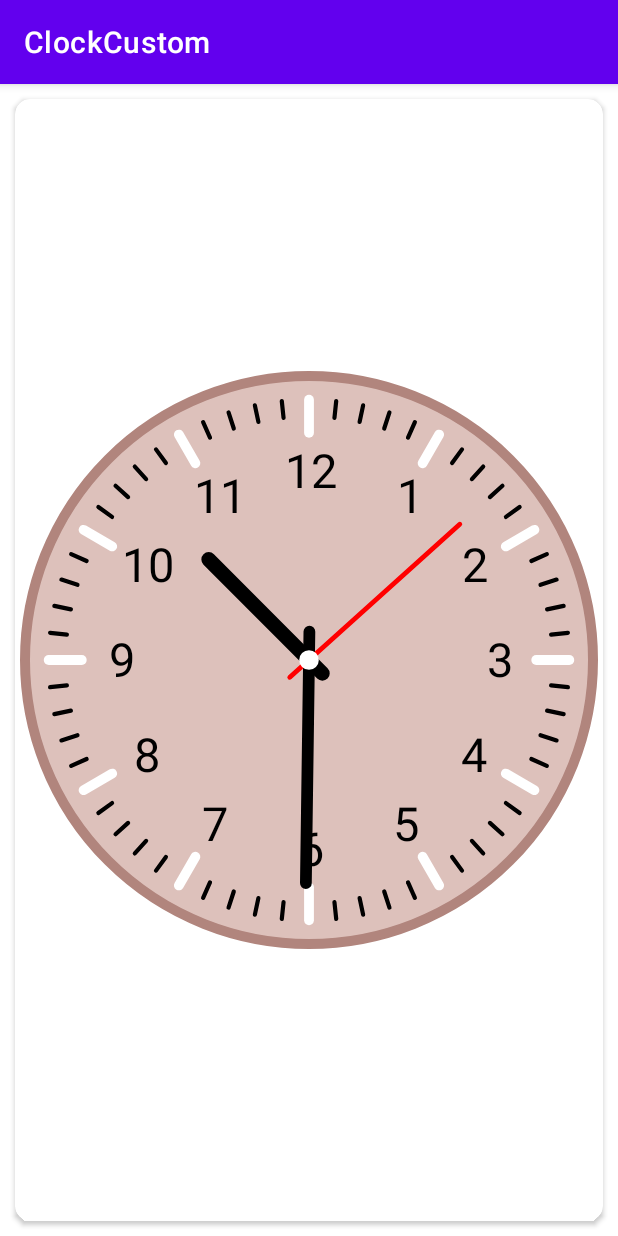
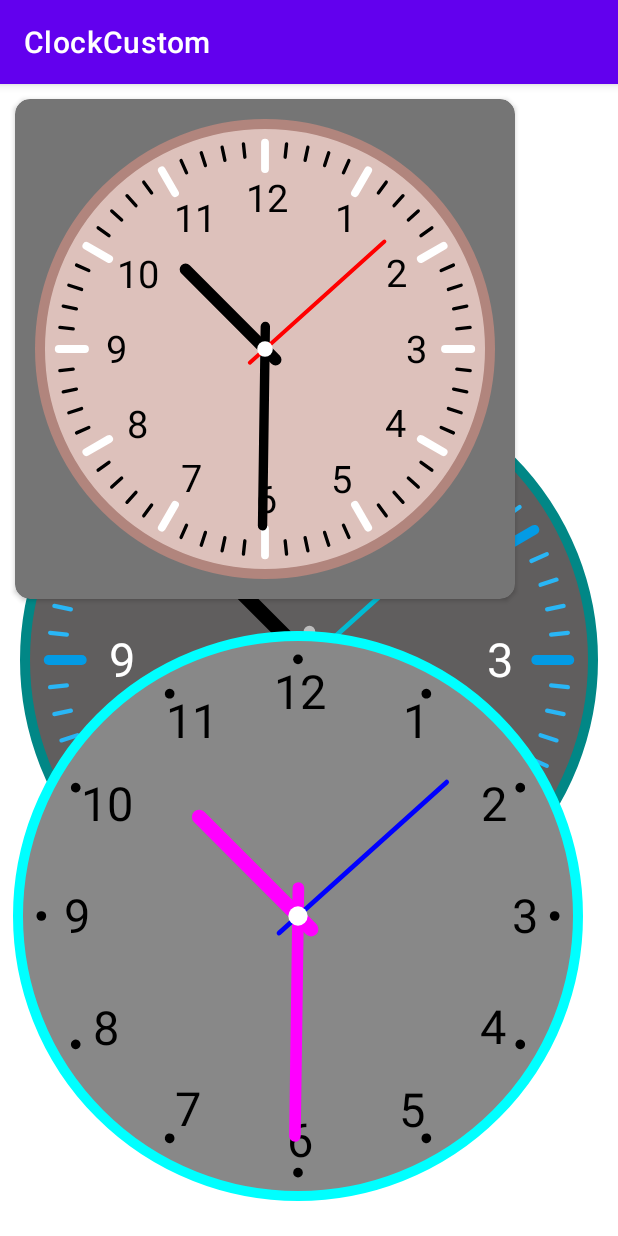
Before and after one commit to JustBeslan/AnalogClock, an Android app: the screen it shows after launch (CustomClockActivity), on a phone screen of 412 x 824 dp. Run offline under Robolectric (Android 15) with nearby library versions, the phone set to English and light mode, and no system bars.

Commit message:
Add several clocks and 2 videos with example works

```diff
--- a/app/src/main/java/my/general/clockcustomview/CustomClockActivity.kt
+++ b/app/src/main/java/my/general/clockcustomview/CustomClockActivity.kt
@@ -1,24 +1,62 @@
 package my.general.clockcustomview
 
+import android.graphics.Color
+import android.os.Bundle
+import android.view.Gravity
+import android.widget.FrameLayout
+import android.widget.Toast
 import androidx.appcompat.app.AppCompatActivity
-import android.os.Bundle
-import android.view.View
-import android.widget.Toast
 
 class CustomClockActivity : AppCompatActivity() {
     override fun onCreate(savedInstanceState: Bundle?) {
         super.onCreate(savedInstanceState)
         setContentView(R.layout.custom_clock_activity)
 
-        val customClock = findViewById<CustomClockView>(R.id.customClockView)
+        val frameLayout = findViewById<FrameLayout>(R.id.frameLayout)
 
-        customClock.setOnLongClickListener {
-            Toast.makeText(applicationContext, "long clicked", Toast.LENGTH_SHORT).show()
+        val customClock1 = findViewById<CustomClockView>(R.id.customClockView1)
+        customClock1.setOnLongClickListener {
+            Toast.makeText(applicationContext, "long clicked Custom Clock View 1", Toast.LENGTH_SHORT).show()
             true
         }
+        customClock1.setOnClickListener {
+            Toast.makeText(applicationContext, "clicked Custom Clock View 1", Toast.LENGTH_SHORT).show()
+        }
 
-        customClock.setOnClickListener {
-            Toast.makeText(applicationContext, "clicked", Toast.LENGTH_SHORT).show()
+        val customClock2 = findViewById<CustomClockView>(R.id.customClockView2)
+        customClock2.setOnLongClickListener {
+            Toast.makeText(applicationContext, "long clicked Custom Clock View 2", Toast.LENGTH_SHORT).show()
+            true
+        }
+        customClock2.setOnClickListener {
+            Toast.makeText(applicationContext, "clicked Custom Clock View 2", Toast.LENGTH_SHORT).show()
+        }
+
+        val customClock3 = CustomClockView(this)
+        val customClock3LayoutParams = FrameLayout.LayoutParams(600, 600)
+        customClock3LayoutParams.apply {
+            gravity = Gravity.END + Gravity.BOTTOM
+            setMargins(20,20,20,20)
+        }
+        customClock3.apply {
+            setPadding(10, 10, 10, 10)
+            typeDelimiters = CustomClockView.TypeDelimiters.POINT.ordinal
+            ringColor = Color.CYAN
+            circleColor = Color.GRAY
+            hourHandColor = Color.MAGENTA
+            minuteHandColor = Color.MAGENTA
+            secondHandColor = Color.BLUE
+            enabledSmallDelimiters = false
+            layoutParams = customClock3LayoutParams
+        }
+        frameLayout.addView(customClock3)
+
+        customClock3.setOnLongClickListener {
+            Toast.makeText(applicationContext, "long clicked Custom Clock View 3", Toast.LENGTH_SHORT).show()
+            true
+        }
+        customClock3.setOnClickListener {
+            Toast.makeText(applicationContext, "clicked Custom Clock View 3", Toast.LENGTH_SHORT).show()
         }
     }
 }
--- a/app/src/main/java/my/general/clockcustomview/CustomClockView.kt
+++ b/app/src/main/java/my/general/clockcustomview/CustomClockView.kt
@@ -36,7 +36,8 @@ class CustomClockView(
 
     private var widthContent: Int = 500
     private var heightContent: Int = 500
-    var clockPointCenter = PointF()
+    private var _clockPointCenter = PointF()
+    var clockPointCenter = _clockPointCenter
 
     var ringColor: Int
 
@@ -59,8 +60,10 @@ class CustomClockView(
     private var numberTextSize: Float = 0f
     var numbersColor: Int
 
-    var circleRadius: Float = 0f
-    var circleContentRadius: Float = 0f
+    private var _circleRadius: Float = 0.0f
+    val circleRadius = _circleRadius
+    private var _circleContentRadius: Float = 0f
+    val circleContentRadius = _circleContentRadius
     var circleColor: Int
 
     var enabledSmallDelimiters: Boolean
@@ -75,22 +78,39 @@ class CustomClockView(
 
     private lateinit var calendar: Calendar
 
+    enum class TypeDelimiters { LINE, POINT }
+
+    companion object {
+        private val DEFAULT_RING_COLOR = Color.BLACK
+        private val DEFAULT_CIRCLE_COLOR = Color.WHITE
+        private val DEFAULT_MAIN_DELIMITERS_COLOR = Color.BLACK
+        private val DEFAULT_SMALL_DELIMITERS_COLOR = Color.BLACK
+        private val DEFAULT_NUMBERS_COLOR = Color.BLACK
+        private val DEFAULT_HOUR_HAND_COLOR = Color.BLACK
+        private val DEFAULT_MINUTE_HAND_COLOR = Color.BLACK
+        private val DEFAULT_SECOND_HAND_COLOR = Color.RED
+
+        private val DEFAULT_IS_ENABLED_SMALL_DELIMITERS = true
+
+        private val DEFAULT_TYPE_DELIMITERS = TypeDelimiters.LINE.ordinal
+    }
+
     init {
 
         val setXmlAttributes = context.obtainStyledAttributes(attrs, R.styleable.CustomClockView)
 
-        ringColor = setXmlAttributes.getColor(R.styleable.CustomClockView_ringColor, Color.BLACK)
-        circleColor = setXmlAttributes.getColor(R.styleable.CustomClockView_circleColor, Color.WHITE)
-        mainDelimitersColor = setXmlAttributes.getColor(R.styleable.CustomClockView_mainDelimitersColor, Color.BLACK)
-        smallDelimitersColor = setXmlAttributes.getColor(R.styleable.CustomClockView_smallDelimitersColor, Color.GRAY)
-        numbersColor = setXmlAttributes.getColor(R.styleable.CustomClockView_numbersColor, Color.BLACK)
-        hourHandColor = setXmlAttributes.getColor(R.styleable.CustomClockView_hourHandColor, Color.WHITE)
-        minuteHandColor = setXmlAttributes.getColor(R.styleable.CustomClockView_minuteHandColor, Color.WHITE)
-        secondHandColor = setXmlAttributes.getColor(R.styleable.CustomClockView_secondHandColor, Color.WHITE)
+        ringColor = setXmlAttributes.getColor(R.styleable.CustomClockView_ringColor, DEFAULT_RING_COLOR)
+        circleColor = setXmlAttributes.getColor(R.styleable.CustomClockView_circleColor, DEFAULT_CIRCLE_COLOR)
+        mainDelimitersColor = setXmlAttributes.getColor(R.styleable.CustomClockView_mainDelimitersColor, DEFAULT_MAIN_DELIMITERS_COLOR)
+        smallDelimitersColor = setXmlAttributes.getColor(R.styleable.CustomClockView_smallDelimitersColor, DEFAULT_SMALL_DELIMITERS_COLOR)
+        numbersColor = setXmlAttributes.getColor(R.styleable.CustomClockView_numbersColor, DEFAULT_NUMBERS_COLOR)
+        hourHandColor = setXmlAttributes.getColor(R.styleable.CustomClockView_hourHandColor, DEFAULT_HOUR_HAND_COLOR)
+        minuteHandColor = setXmlAttributes.getColor(R.styleable.CustomClockView_minuteHandColor, DEFAULT_MINUTE_HAND_COLOR)
+        secondHandColor = setXmlAttributes.getColor(R.styleable.CustomClockView_secondHandColor, DEFAULT_SECOND_HAND_COLOR)
 
-        enabledSmallDelimiters = setXmlAttributes.getBoolean(R.styleable.CustomClockView_enabledSmallDelimiters, true)
+        enabledSmallDelimiters = setXmlAttributes.getBoolean(R.styleable.CustomClockView_enabledSmallDelimiters, DEFAULT_IS_ENABLED_SMALL_DELIMITERS)
 
-        typeDelimiters = setXmlAttributes.getInt(R.styleable.CustomClockView_delimitersType, 0)
+        typeDelimiters = setXmlAttributes.getInt(R.styleable.CustomClockView_delimitersType, DEFAULT_TYPE_DELIMITERS)
 
         setXmlAttributes.recycle()
     }
@@ -122,7 +142,7 @@ class CustomClockView(
         widthContent = w - paddingStart - paddingEnd
         heightContent = h - paddingTop - paddingBottom
 
-        clockPointCenter = PointF(
+        _clockPointCenter = PointF(
             (widthContent / 2 + paddingStart).toFloat(),
             (heightContent / 2 + paddingTop).toFloat()
         )
@@ -131,40 +151,40 @@ class CustomClockView(
     override fun onLayout(changed: Boolean, left: Int, top: Int, right: Int, bottom: Int) {
         super.onLayout(changed, left, top, right, bottom)
 
-        circleRadius = min(
+        _circleRadius = min(
             widthContent / 2,
             heightContent / 2
         ).toFloat()
-        circleContentRadius = circleRadius - ringPaint.strokeWidth.toInt()
+        _circleContentRadius = _circleRadius - ringPaint.strokeWidth.toInt()
 
         countDelimiters = if (enabledSmallDelimiters) 59 else 11
-        startPointDelimiter.y = -11*circleContentRadius/12
-        yEndPointMainDelimiter = -4*circleContentRadius/5
-        yEndPointSmallDelimiter = -6*circleContentRadius/7
+        startPointDelimiter.y = -11*_circleContentRadius/12
+        yEndPointMainDelimiter = -4*_circleContentRadius/5
+        yEndPointSmallDelimiter = -6*_circleContentRadius/7
 
-        numberCenterPoint.y = if (typeDelimiters == 0) -2*circleContentRadius/3 else -4*circleContentRadius/5
-        numberTextSize = circleContentRadius / 6
+        numberCenterPoint.y = if (typeDelimiters == TypeDelimiters.LINE.ordinal) -2*_circleContentRadius/3 else -4*_circleContentRadius/5
+        numberTextSize = _circleContentRadius / 6
 
-        hourHandStartPoint.y = circleContentRadius/15
-        hourHandEndPoint.y = -circleContentRadius/2
+        hourHandStartPoint.y = _circleContentRadius/15
+        hourHandEndPoint.y = -_circleContentRadius/2
 
-        minuteHandStartPoint.y = circleContentRadius/10
-        minuteHandEndPoint.y = -11*circleContentRadius/14
+        minuteHandStartPoint.y = _circleContentRadius/10
+        minuteHandEndPoint.y = -11*_circleContentRadius/14
 
-        secondHandStartPoint.y = circleContentRadius/11
-        secondHandEndPoint.y = -5*circleContentRadius/7
+        secondHandStartPoint.y = _circleContentRadius/11
+        secondHandEndPoint.y = -5*_circleContentRadius/7
     }
 
     override fun onDraw(canvas: Canvas?) {
         super.onDraw(canvas)
 
-        canvas?.translate(clockPointCenter.x, clockPointCenter.y)
+        canvas?.translate(_clockPointCenter.x, _clockPointCenter.y)
 
         if (circlePaint.color != circleColor) circlePaint.color = circleColor
-        canvas?.drawCircle(0f, 0f, circleContentRadius, circlePaint)
+        canvas?.drawCircle(0f, 0f, _circleContentRadius, circlePaint)
 
         if (ringPaint.color != ringColor) ringPaint.color = ringColor
-        canvas?.drawCircle(0f, 0f, circleContentRadius, ringPaint)
+        canvas?.drawCircle(0f, 0f, _circleContentRadius, ringPaint)
 
         drawDelimiters(canvas)
         drawNumbers(canvas)
@@ -179,26 +199,26 @@ class CustomClockView(
             if (enabledSmallDelimiters) {
                 if (i % 5 == 0) {
                     delimitersPaint.apply {
-                        strokeWidth = circleRadius/30f
+                        strokeWidth = _circleRadius/30f
                         color = mainDelimitersColor
                     }
                 }
                 else {
                     delimitersPaint.apply {
-                        strokeWidth = circleRadius/70f
+                        strokeWidth = _circleRadius/70f
                         color = smallDelimitersColor
                     }
                 }
                 endPointDelimiter.y = if (i % 5 == 0) yEndPointMainDelimiter else yEndPointSmallDelimiter
             } else {
                 delimitersPaint.apply {
-                    strokeWidth = circleRadius/30f
+                    strokeWidth = _circleRadius/30f
                     color = mainDelimitersColor
                 }
                 endPointDelimiter.y = yEndPointMainDelimiter
             }
 
-            if (typeDelimiters == 0) {
+            if (typeDelimiters == TypeDelimiters.LINE.ordinal) {
                 canvas?.drawLine(
                     startPointDelimiter.x,
                     startPointDelimiter.y,
@@ -257,7 +277,7 @@ class CustomClockView(
         secondHandRotateDegree = second * 6f
 
         canvas?.save()
-        handsPaint.strokeWidth = circleRadius/20f
+        handsPaint.strokeWidth = _circleRadius/20f
         handsPaint.color = hourHandColor
         canvas?.rotate(hourHandRotateDegree)
         canvas?.drawLine(
@@ -270,7 +290,7 @@ class CustomClockView(
         canvas?.restore()
 
         canvas?.save()
-        handsPaint.strokeWidth = circleRadius/25f
+        handsPaint.strokeWidth = _circleRadius/25f
         handsPaint.color = minuteHandColor
         canvas?.rotate(minuteHandRotateDegree)
         canvas?.drawLine(
@@ -283,7 +303,7 @@ class CustomClockView(
         canvas?.restore()
 
         canvas?.save()
-        handsPaint.strokeWidth = circleRadius/60f
+        handsPaint.strokeWidth = _circleRadius/60f
         handsPaint.color = secondHandColor
         canvas?.rotate(secondHandRotateDegree)
         canvas?.drawLine(
@@ -296,17 +316,17 @@ class CustomClockView(
         canvas?.restore()
 
         circlePaint.color = Color.WHITE
-        canvas?.drawCircle(0f, 0f, circleRadius/30, circlePaint)
+        canvas?.drawCircle(0f, 0f, _circleRadius/30, circlePaint)
     }
 
     override fun onTouchEvent(event: MotionEvent?): Boolean {
-        if ((event!!.x - clockPointCenter.x)*(event.x - clockPointCenter.x) +
-            (event.y - clockPointCenter.y)*(event.y - clockPointCenter.y) <= circleRadius*circleRadius) {
+        if ((event!!.x - _clockPointCenter.x)*(event.x - _clockPointCenter.x) +
+            (event.y - _clockPointCenter.y)*(event.y - _clockPointCenter.y) <= _circleRadius*_circleRadius) {
             if (event.actionMasked == MotionEvent.ACTION_DOWN) {
-                circleContentRadius-=5
+                _circleContentRadius-=5
             }
             if (event.actionMasked == MotionEvent.ACTION_UP) {
-                circleContentRadius+=5
+                _circleContentRadius+=5
             }
             super.onTouchEvent(event)
         }
--- a/app/src/main/res/layout/custom_clock_activity.xml
+++ b/app/src/main/res/layout/custom_clock_activity.xml
@@ -1,5 +1,6 @@
 <?xml version="1.0" encoding="utf-8"?>
 <FrameLayout
+    android:id="@+id/frameLayout"
     xmlns:android="http://schemas.android.com/apk/res/android"
     xmlns:app="http://schemas.android.com/apk/res-auto"
     xmlns:tools="http://schemas.android.com/tools"
@@ -8,16 +9,17 @@
     tools:context=".CustomClockActivity">
 
     <androidx.cardview.widget.CardView
-        android:layout_width="match_parent"
-        android:layout_height="match_parent"
+        android:layout_width="wrap_content"
+        android:layout_height="wrap_content"
         app:cardCornerRadius="10dp"
-        android:layout_margin="10dp">
+        android:layout_margin="10dp"
+        android:backgroundTint="@color/gray_600">
 
         <my.general.clockcustomview.CustomClockView
-            android:id="@+id/customClockView"
+            android:id="@+id/customClockView1"
             android:layout_width="match_parent"
             android:layout_height="match_parent"
-            android:paddingStart="0dp"
+            android:padding="10dp"
             app:circleColor="#DDC1BB"
             app:delimitersType="line"
             app:enabledSmallDelimiters="true"
@@ -29,4 +31,20 @@
             app:secondHandColor="#FF0000"
             app:smallDelimitersColor="@color/black" />
     </androidx.cardview.widget.CardView>
+
+    <my.general.clockcustomview.CustomClockView
+        android:id="@+id/customClockView2"
+        android:layout_width="match_parent"
+        android:layout_height="match_parent"
+        android:padding="10dp"
+        app:circleColor="#605E5E"
+        app:delimitersType="line"
+        app:enabledSmallDelimiters="true"
+        app:hourHandColor="@color/black"
+        app:mainDelimitersColor="@color/light_blue_600"
+        app:minuteHandColor="@color/gray_400"
+        app:numbersColor="@color/white"
+        app:ringColor="@color/teal_700"
+        app:secondHandColor="#00BCD4"
+        app:smallDelimitersColor="@color/light_blue_400" />
 </FrameLayout>
```
Also changed, not shown: 4 other files.
